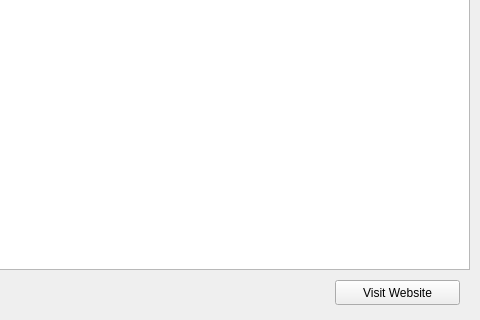
Before: the Qt Designer form UI/transactions.ui in xiuqiho/ICT2202-Digifax, drawn with Qt 5; both pictures show x 720 to 1200 and y 380 to 700 of the 1200 by 700 pixel window.
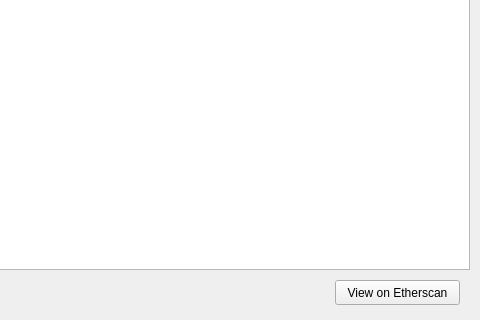
After: the same form once the commit is applied.

Commit message: Change link button string

```diff
--- a/UI/transactions.ui
+++ b/UI/transactions.ui
@@ -24,7 +24,7 @@
       </rect>
      </property>
      <property name="text">
-      <string>Visit Website</string>
+      <string>View on Etherscan</string>
      </property>
     </widget>
    <widget class="QTableWidget" name="tableWidget">
```
